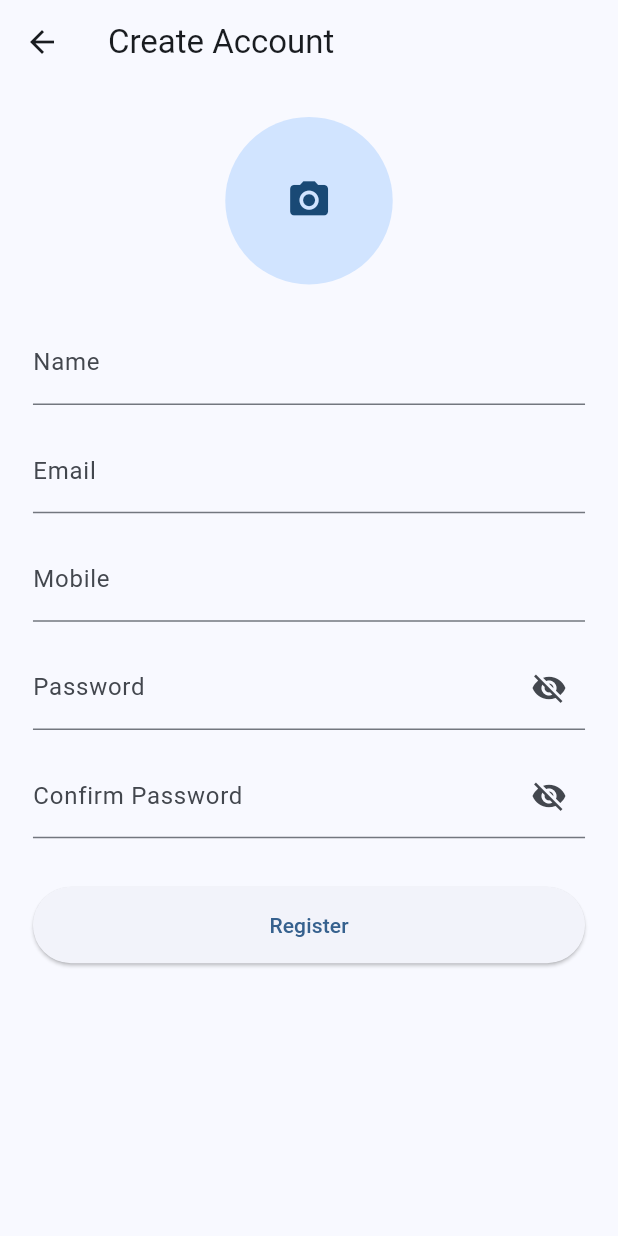
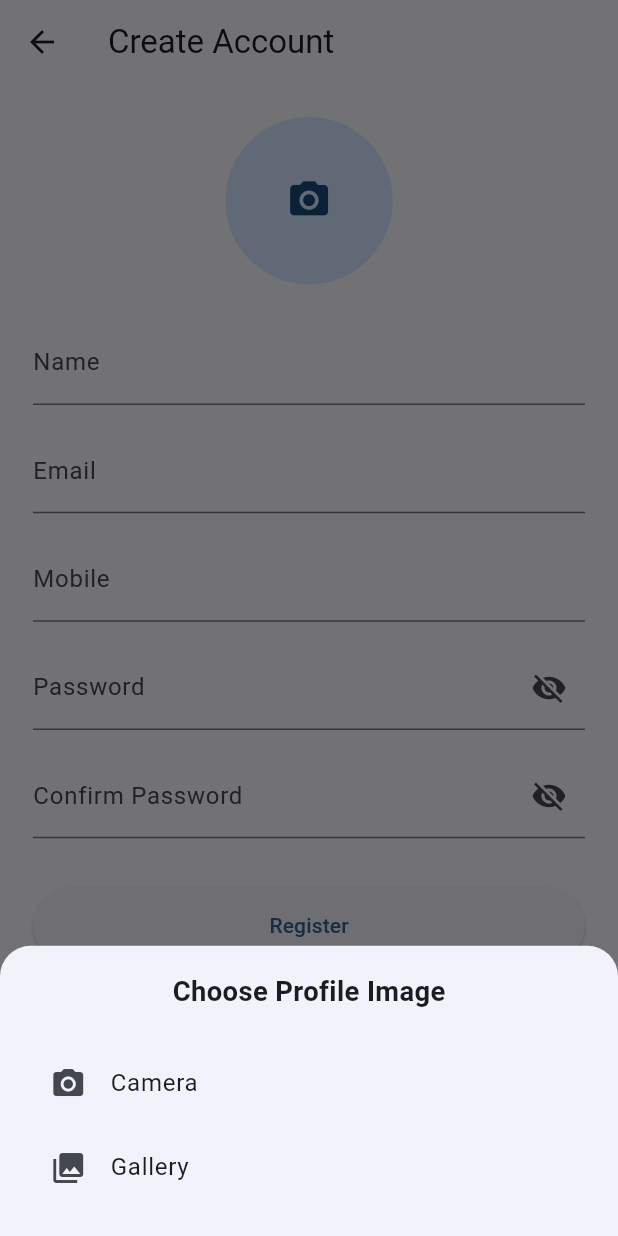
Before and after one commit to Adityaverma1998/flutter_login_signup_app, a Flutter app: the SignupScreen screen opened directly, after a tap on the "camera alt" icon, on a phone screen of 412 x 824 dp. Run offline on Flutter 3.47's test engine with Material 3 defaults, Android fonts, the light colour scheme and no system bars; our stand-ins replace dartz, equatable, floor, flutter_bloc, flutter_screenutil, flutter_secure_storage and 3 more; accounts and stored records are empty; generated files the repository leaves out were written again.

Commit message:
fix: fix multiple time loading issue

```diff
--- a/lib/presentation/auth/login/view/screen/login_screen.dart
+++ b/lib/presentation/auth/login/view/screen/login_screen.dart
@@ -48,14 +48,14 @@ class _LoginScreenState extends State<LoginScreen> {
       body: SafeArea(
         child: BlocConsumer<AuthBloc, AuthState>(
           listener: (context, state) {
-            if (state is AuthSuccess) {
+            if (state is AuthSuccess &&
+                ModalRoute.of(context)?.isCurrent == true) {
               Navigator.pushAndRemoveUntil(
                 context,
                 MaterialPageRoute(builder: (_) => const HomeScreen()),
                 (_) => false,
               );
             }
-
             if (state is AuthFailure) {
               ScaffoldMessenger.of(
                 context,
--- a/lib/presentation/auth/signup/view/screen/signup_screen.dart
+++ b/lib/presentation/auth/signup/view/screen/signup_screen.dart
@@ -4,6 +4,7 @@ import 'package:flutter/material.dart';
 import 'package:flutter_bloc/flutter_bloc.dart';
 import 'package:flutter_login_signup_app/data/database/user_table.dart';
 import 'package:flutter_login_signup_app/presentation/auth/bloc/auth_bloc.dart';
+import 'package:flutter_login_signup_app/presentation/auth/signup/view/widget/image_picker_bottom_sheet.dart';
 import 'package:flutter_screenutil/flutter_screenutil.dart';
 import 'package:image_picker/image_picker.dart';
 
@@ -34,11 +35,8 @@ class _SignupScreenState extends State<SignupScreen> {
   bool _obscurePassword = true;
   bool _obscureConfirmPassword = true;
 
-  Future<void> _pickImage() async {
-    final image = await _picker.pickImage(
-      source: ImageSource.gallery,
-      imageQuality: 70,
-    );
+  Future<void> _pickImage(ImageSource source) async {
+    final image = await _picker.pickImage(source: source, imageQuality: 70);
 
     if (image == null) return;
 
@@ -109,7 +107,12 @@ class _SignupScreenState extends State<SignupScreen> {
               child: Column(
                 children: [
                   GestureDetector(
-                    onTap: _pickImage,
+                    onTap: () {
+                      ImagePickerBottomSheet.show(
+                        context: context,
+                        onSelect: _pickImage,
+                      );
+                    },
                     child: CircleAvatar(
                       radius: 55.r,
                       backgroundImage: _image != null
--- /dev/null
+++ b/lib/presentation/auth/signup/view/widget/image_picker_bottom_sheet.dart
@@ -0,0 +1,58 @@
+import 'package:flutter/material.dart';
+import 'package:flutter_screenutil/flutter_screenutil.dart';
+import 'package:image_picker/image_picker.dart';
+
+class ImagePickerBottomSheet {
+  static Future<void> show({
+    required BuildContext context,
+    required Function(ImageSource source) onSelect,
+  }) async {
+    await showModalBottomSheet(
+      context: context,
+      shape: RoundedRectangleBorder(
+        borderRadius: BorderRadius.vertical(top: Radius.circular(20.r)),
+      ),
+      builder: (_) {
+        return SafeArea(
+          child: Padding(
+            padding: EdgeInsets.all(16.w),
+            child: Column(
+              mainAxisSize: MainAxisSize.min,
+              children: [
+                Text(
+                  'Choose Profile Image',
+                  style: TextStyle(
+                    fontSize: 18.sp,
+                    fontWeight: FontWeight.w600,
+                  ),
+                ),
+
+                SizedBox(height: 20.h),
+
+                ListTile(
+                  leading: const Icon(Icons.camera_alt),
+                  title: const Text('Camera'),
+                  onTap: () {
+                    Navigator.pop(context);
+
+                    onSelect(ImageSource.camera);
+                  },
+                ),
+
+                ListTile(
+                  leading: const Icon(Icons.photo_library),
+                  title: const Text('Gallery'),
+                  onTap: () {
+                    Navigator.pop(context);
+
+                    onSelect(ImageSource.gallery);
+                  },
+                ),
+              ],
+            ),
+          ),
+        );
+      },
+    );
+  }
+}
```
